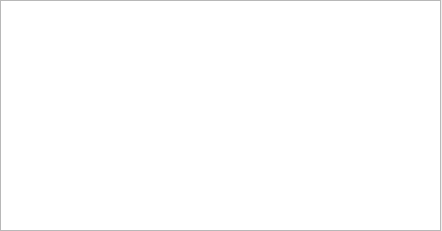
The window that output.ui (hyseki777/Yet-Another-yt-dlp-Frontend) describes before a commit, drawn with Qt 5.
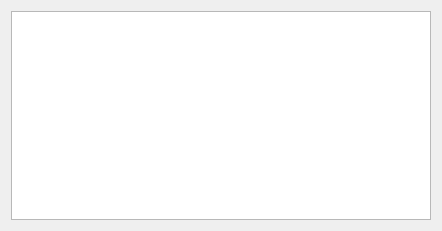
The same window after the commit.

What changed in the file:
```diff
--- a/output.ui
+++ b/output.ui
@@ -13,16 +13,12 @@
   <property name="windowTitle">
    <string>Form</string>
   </property>
+  <layout class="QVBoxLayout" name="verticalLayout">
+   <item>
   <widget class="QPlainTextEdit" name="output_plainTextEdit">
-   <property name="geometry">
-    <rect>
-     <x>0</x>
-     <y>0</y>
-     <width>441</width>
-     <height>231</height>
-    </rect>
-   </property>
-  </widget>
+    </widget>
+   </item>
+  </layout>
  </widget>
  <resources/>
  <connections/>
```
Lines whose indentation alone changed are shown as unchanged.
